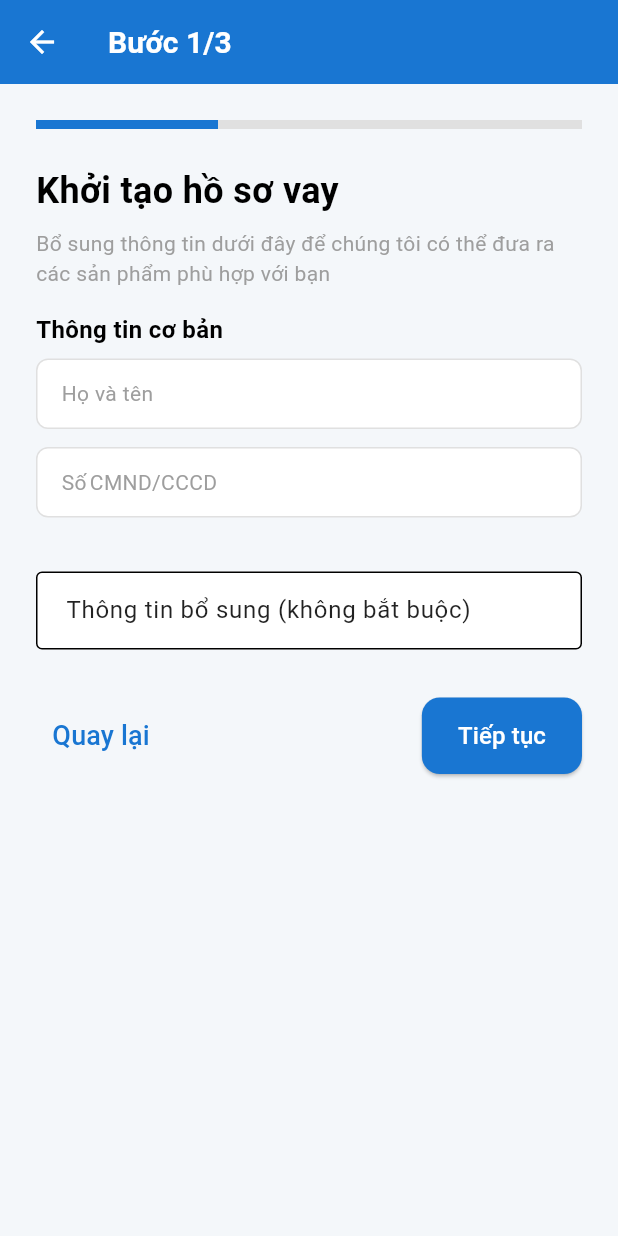
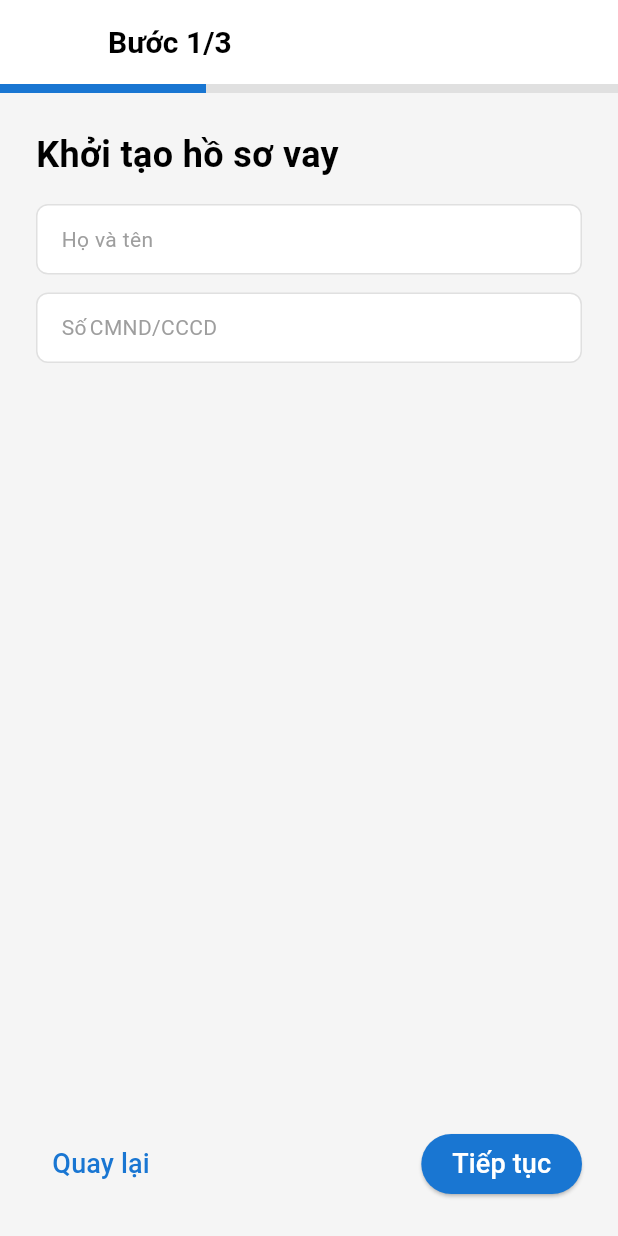
Before and after one commit to trieu772005s1/HeThongThongTin, a Flutter app: the LoanStep2Page screen opened directly with empty values, on a phone screen of 412 x 824 dp. Run offline on Flutter 3.47's test engine with Material 3 defaults, Android fonts, the light colour scheme and no system bars; our stand-ins replace cloud_firestore, firebase_auth, firebase_core, open_file; missing offline and left inert: excel; accounts and stored records are empty.

Commit message:
cập nhật giao diện của vay online và logic

```diff
--- a/lib/pages/loan_online/loan_step/loan_step_page.dart
+++ b/lib/pages/loan_online/loan_step/loan_step_page.dart
@@ -1,5 +1,5 @@
 import 'package:flutter/material.dart';
-import 'package:fl_credit/pages/loan_online/loan_step/step/loan_step2_page.dart';
+import 'package:fl_credit/pages/loan_online/loan_step/steps/loan_step2_page.dart';
 
 class LoanStepPage extends StatefulWidget {
   const LoanStepPage({super.key});
--- a/lib/pages/loan_online/loan_step/step/loan_step2_page.dart
+++ /dev/null
@@ -1,231 +0,0 @@
-import 'package:flutter/material.dart';
-
-class LoanStep2Page extends StatefulWidget {
-  final String name;
-  final String idNumber;
-
-  const LoanStep2Page({super.key, required this.name, required this.idNumber});
-
-  @override
-  State<LoanStep2Page> createState() => _LoanStep2PageState();
-}
-
-class _LoanStep2PageState extends State<LoanStep2Page> {
-  // Nếu có nhiều màn con trong bước 2 thì có thể quản lý index ở đây
-  int _subPageIndex = 0;
-  final int _totalSubPages = 3;
-
-  final TextEditingController _someController = TextEditingController();
-
-  @override
-  void dispose() {
-    _someController.dispose();
-    super.dispose();
-  }
-
-  void _nextSubPage() {
-    if (_subPageIndex < _totalSubPages - 1) {
-      setState(() {
-        _subPageIndex++;
-      });
-    } else {
-      // Hoàn thành màn cuối -> trở lại trang bước chính
-      Navigator.pop(context, true);
-    }
-  }
-
-  void _prevSubPage() {
-    if (_subPageIndex > 0) {
-      setState(() {
-        _subPageIndex--;
-      });
-    } else {
-      // nếu muốn xử lý khi ở màn đầu và bấm quay lại
-      Navigator.pop(context, false);
-    }
-  }
-
-  @override
-  Widget build(BuildContext context) {
-    final double progress = (_subPageIndex + 1) / _totalSubPages;
-
-    return Scaffold(
-      backgroundColor: const Color(0xFFF4F7FA),
-      appBar: AppBar(
-        title: Text(
-          'Bước ${_subPageIndex + 1}/$_totalSubPages',
-          style: const TextStyle(color: Colors.white),
-        ),
-        backgroundColor: const Color(0xFF1976D2),
-        iconTheme: const IconThemeData(color: Colors.white),
-      ),
-      body: SingleChildScrollView(
-        padding: const EdgeInsets.all(24),
-        child: Column(
-          crossAxisAlignment: CrossAxisAlignment.start,
-          children: [
-            LinearProgressIndicator(
-              value: progress,
-              backgroundColor: Colors.grey.shade300,
-              color: const Color(0xFF1976D2),
-              minHeight: 6,
-            ),
-            const SizedBox(height: 24),
-            _buildTitle(),
-            const SizedBox(height: 16),
-            _buildContentForSubPage(),
-            const SizedBox(height: 32),
-            Row(
-              mainAxisAlignment: MainAxisAlignment.spaceBetween,
-              children: [
-                TextButton(
-                  onPressed: _prevSubPage,
-                  child: const Text('Quay lại'),
-                ),
-                ElevatedButton(
-                  onPressed: _nextSubPage,
-                  style: ElevatedButton.styleFrom(
-                    backgroundColor: const Color(0xFF1976D2),
-                    padding: const EdgeInsets.symmetric(
-                      horizontal: 24,
-                      vertical: 14,
-                    ),
-                    shape: RoundedRectangleBorder(
-                      borderRadius: BorderRadius.circular(12),
-                    ),
-                  ),
-                  child: Text(
-                    _subPageIndex < _totalSubPages - 1
-                        ? 'Tiếp tục'
-                        : 'Xác nhận',
-                    style: const TextStyle(fontSize: 16, color: Colors.white),
-                  ),
-                ),
-              ],
-            ),
-          ],
-        ),
-      ),
-    );
-  }
-
-  Widget _buildTitle() {
-    switch (_subPageIndex) {
-      case 0:
-        return Column(
-          crossAxisAlignment: CrossAxisAlignment.start,
-          children: const [
-            Text(
-              'Khởi tạo hồ sơ vay',
-              style: TextStyle(fontSize: 24, fontWeight: FontWeight.bold),
-            ),
-            SizedBox(height: 8),
-            Text(
-              'Bổ sung thông tin dưới đây để chúng tôi có thể đưa ra các sản phẩm phù hợp với bạn',
-              style: TextStyle(color: Colors.grey, fontSize: 14),
-            ),
-          ],
-        );
-      case 1:
-        return const Text(
-          'Bạn cần vay bao nhiêu?',
-          style: TextStyle(fontSize: 24, fontWeight: FontWeight.bold),
-        );
-      case 2:
-        return const Text(
-          'Xác nhận hồ sơ',
-          style: TextStyle(fontSize: 24, fontWeight: FontWeight.bold),
-        );
-      default:
-        return const SizedBox();
-    }
-  }
-
-  Widget _buildContentForSubPage() {
-    switch (_subPageIndex) {
-      case 0:
-        return Column(
-          crossAxisAlignment: CrossAxisAlignment.start,
-          children: [
-            const Text(
-              'Thông tin cơ bản',
-              style: TextStyle(fontSize: 16, fontWeight: FontWeight.bold),
-            ),
-            const SizedBox(height: 8),
-            _buildInfoCard('Họ và tên', widget.name),
-            const SizedBox(height: 12),
-            _buildInfoCard('Số CMND/CCCD', widget.idNumber),
-            const SizedBox(height: 24),
-            // Các trường khác nếu cần nhập thêm
-            const SizedBox(height: 12),
-            TextField(
-              controller: _someController,
-              decoration: const InputDecoration(
-                labelText: 'Thông tin bổ sung (không bắt buộc)',
-                border: OutlineInputBorder(),
-              ),
-            ),
-          ],
-        );
-      case 1:
-        return Column(
-          crossAxisAlignment: CrossAxisAlignment.start,
-          children: const [
-            SizedBox(height: 12),
-            Text('Tôi mong muốn vay'),
-            SizedBox(height: 8),
-            Text(
-              '20.000.000 VND',
-              style: TextStyle(fontSize: 20, fontWeight: FontWeight.bold),
-            ),
-            SizedBox(height: 16),
-            LinearProgressIndicator(
-              value: 0.7, // chỉ demo
-              minHeight: 4,
-            ),
-            SizedBox(height: 16),
-            Text('Thời gian cấp hạn mức: 36 tháng'),
-            SizedBox(height: 24),
-            Text('Mục đích vay'),
-            // Dropdown hoặc chọn mục đích ở đây
-          ],
-        );
-      case 2:
-        return Column(
-          crossAxisAlignment: CrossAxisAlignment.start,
-          children: const [
-            Text(
-              'Vui lòng kiểm tra lại thông tin và xác nhận gửi hồ sơ',
-              style: TextStyle(fontSize: 16),
-            ),
-            SizedBox(height: 24),
-            // Có thể hiện tóm tắt thông tin
-            Text('Họ và tên: Biện Phúc Toàn'),
-            SizedBox(height: 8),
-            Text('Số CMND/CCCD: 079205003635'),
-          ],
-        );
-      default:
-        return const SizedBox();
-    }
-  }
-
-  Widget _buildInfoCard(String label, String value) {
-    return Container(
-      width: double.infinity,
-      padding: const EdgeInsets.symmetric(vertical: 12, horizontal: 16),
-      decoration: BoxDecoration(
-        color: Colors.white,
-        border: Border.all(color: Colors.grey.shade300),
-        borderRadius: BorderRadius.circular(8),
-      ),
-      child: Row(
-        children: [
-          Text(label, style: const TextStyle(color: Colors.grey)),
-          const Spacer(),
-          Text(value, style: const TextStyle(fontWeight: FontWeight.bold)),
-        ],
-      ),
-    );
-  }
-}
--- /dev/null
+++ b/lib/pages/loan_online/loan_step/steps/loan_step2_1.dart
@@ -0,0 +1,46 @@
+import 'package:flutter/material.dart';
+
+class LoanStep2_1 extends StatelessWidget {
+  final String name;
+  final String idNumber;
+
+  const LoanStep2_1({super.key, required this.name, required this.idNumber});
+
+  @override
+  Widget build(BuildContext context) {
+    return Padding(
+      padding: const EdgeInsets.all(24),
+      child: Column(
+        crossAxisAlignment: CrossAxisAlignment.start,
+        children: [
+          const Text(
+            'Khởi tạo hồ sơ vay',
+            style: TextStyle(fontSize: 24, fontWeight: FontWeight.bold),
+          ),
+          const SizedBox(height: 16),
+          _infoCard('Họ và tên', name),
+          const SizedBox(height: 12),
+          _infoCard('Số CMND/CCCD', idNumber),
+        ],
+      ),
+    );
+  }
+
+  Widget _infoCard(String label, String value) {
+    return Container(
+      padding: const EdgeInsets.symmetric(vertical: 12, horizontal: 16),
+      decoration: BoxDecoration(
+        color: Colors.white,
+        border: Border.all(color: Colors.grey.shade300),
+        borderRadius: BorderRadius.circular(8),
+      ),
+      child: Row(
+        children: [
+          Text(label, style: const TextStyle(color: Colors.grey)),
+          const Spacer(),
+          Text(value, style: const TextStyle(fontWeight: FontWeight.bold)),
+        ],
+      ),
+    );
+  }
+}
--- /dev/null
+++ b/lib/pages/loan_online/loan_step/steps/loan_step2_page.dart
@@ -0,0 +1,97 @@
+import 'package:fl_credit/pages/loan_online/loan_step/steps/loan_step2_2.dart';
+import 'package:fl_credit/pages/loan_online/loan_step/steps/loan_step2_3.dart';
+import 'package:flutter/material.dart';
+import 'loan_step2_1.dart';
+
+class LoanStep2Page extends StatefulWidget {
+  final String name;
+  final String idNumber;
+
+  const LoanStep2Page({super.key, required this.name, required this.idNumber});
+
+  @override
+  State<LoanStep2Page> createState() => _LoanStep2PageState();
+}
+
+class _LoanStep2PageState extends State<LoanStep2Page> {
+  int _stepIndex = 0;
+
+  void _next() {
+    if (_stepIndex < 2) {
+      setState(() {
+        _stepIndex++;
+      });
+    } else {
+      Navigator.pop(context, true); // Hoàn thành
+    }
+  }
+
+  void _back() {
+    if (_stepIndex > 0) {
+      setState(() {
+        _stepIndex--;
+      });
+    } else {
+      Navigator.pop(context, false); // Thoát về
+    }
+  }
+
+  @override
+  Widget build(BuildContext context) {
+    Widget current;
+    switch (_stepIndex) {
+      case 0:
+        current = LoanStep2_1(name: widget.name, idNumber: widget.idNumber);
+        break;
+      case 1:
+        current = const LoanStep2_2();
+        break;
+      case 2:
+        current = const LoanStep2_3();
+        break;
+      default:
+        current = const SizedBox();
+    }
+
+    return Scaffold(
+      appBar: AppBar(
+        title: Text(
+          'Bước ${_stepIndex + 1}/3',
+          style: const TextStyle(color: Colors.black),
+        ),
+        //backgroundColor: const Color(0xFF1976D2),
+        iconTheme: const IconThemeData(color: Colors.white),
+      ),
+      body: Column(
+        children: [
+          LinearProgressIndicator(
+            value: (_stepIndex + 1) / 3,
+            minHeight: 6,
+            backgroundColor: const Color.fromARGB(255, 224, 224, 224),
+            color: const Color(0xFF1976D2),
+          ),
+          Expanded(child: current),
+          Padding(
+            padding: const EdgeInsets.all(24),
+            child: Row(
+              mainAxisAlignment: MainAxisAlignment.spaceBetween,
+              children: [
+                TextButton(onPressed: _back, child: const Text('Quay lại')),
+                ElevatedButton(
+                  onPressed: _next,
+                  style: ElevatedButton.styleFrom(
+                    backgroundColor: const Color(0xFF1976D2),
+                  ),
+                  child: Text(
+                    _stepIndex == 2 ? 'Xác nhận' : 'Tiếp tục',
+                    style: const TextStyle(color: Colors.white),
+                  ),
+                ),
+              ],
+            ),
+          ),
+        ],
+      ),
+    );
+  }
+}
```
Also changed, not shown: lib/pages/loan_online/loan_step/steps/loan_step2_2.dart (added, +85 -0 lines), lib/pages/loan_online/loan_step/steps/loan_step2_3.dart (added, +30 -0 lines), lib/pages/loan_online/loan_step/steps/loan_step3_page.dart (renamed from lib/pages/loan_online/loan_step/step/loan_step3_page.dart), lib/pages/loan_online/loan_step/steps/loan_step4_page.dart (renamed from lib/pages/loan_online/loan_step/step/loan_step4_page.dart).
